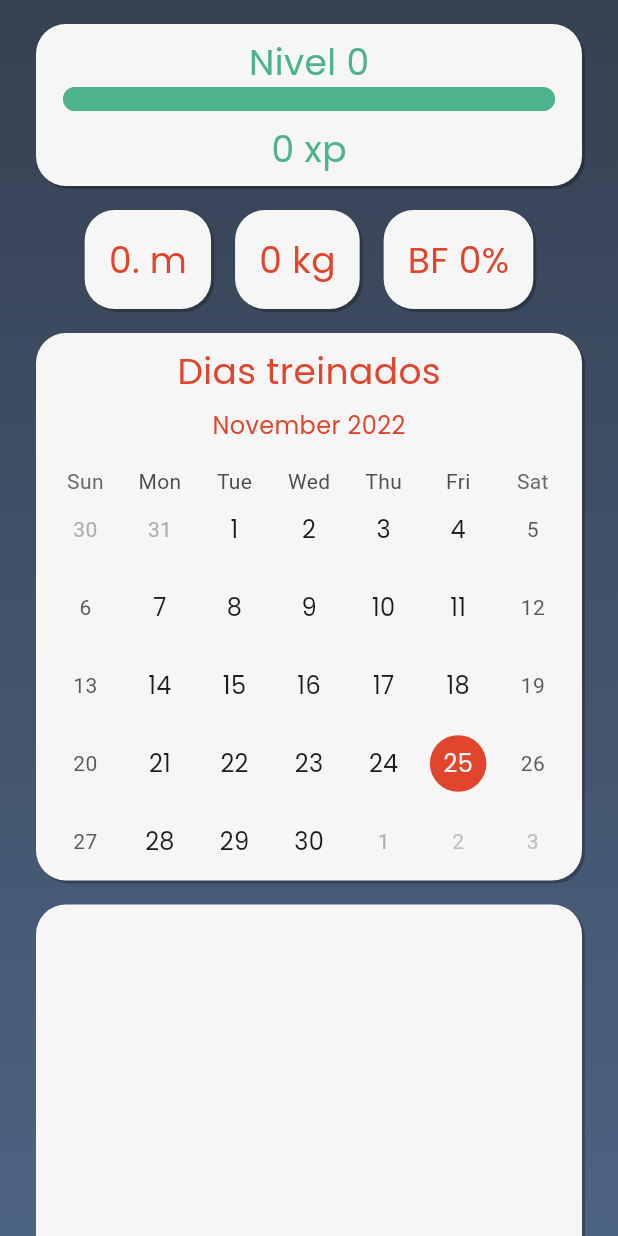
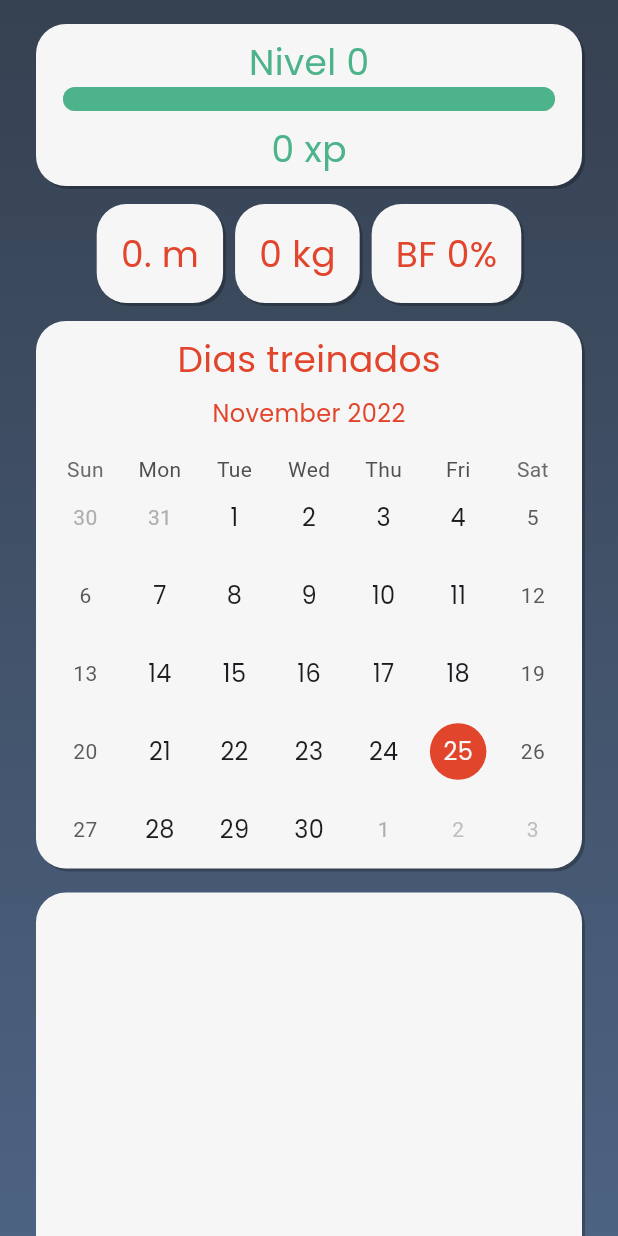
Before and after one commit to AlvaroRumpel/tcc_app, a Flutter app: the ProgressPage screen opened by its route, on a phone screen of 412 x 824 dp. Run offline on Flutter 3.47's test engine with Material 2 defaults, Android fonts, the phone set to English and light mode, and no system bars; drawn by our look-alikes of easy_refresh, fl_chart, percent_indicator, table_calendar; our stand-ins replace cloud_firestore, convex_bottom_bar, date_time_picker, firebase_auth, firebase_core, firebase_crashlytics and 9 more; missing offline and left inert: avatars, dropdown_plus, flutter_background, search_cep; accounts and stored records are empty; statements that could not run were skipped.

Commit message:
hot bug fixes

```diff
--- a/lib/screens/progress/view/progress_page.dart
+++ b/lib/screens/progress/view/progress_page.dart
@@ -91,32 +91,76 @@ class ProgressPage extends GetView<ProgressController> {
                       ),
                     ),
                   ),
-                  Row(
-                    mainAxisAlignment: MainAxisAlignment.center,
+                  Padding(
+                    padding: const EdgeInsets.symmetric(vertical: 4.0),
+                    child: Wrap(
+                      spacing: 8,
+                      runSpacing: 8,
+                      alignment: WrapAlignment.center,
                       children: [
-                      StandartContainer(
-                        isReactive: true,
+                        Container(
+                          padding: const EdgeInsets.all(16),
+                          decoration: BoxDecoration(
+                            boxShadow: [
+                              BoxShadow(
+                                color: Colors.black.withOpacity(0.25),
+                                spreadRadius: 0,
+                                blurRadius: 0,
+                                offset: const Offset(2, 2),
+                              ),
+                            ],
+                            borderRadius:
+                                const BorderRadius.all(Radius.circular(20)),
+                            color: CustomColors.whiteStandard,
+                          ),
                           child: StandartText(
                             padding: const EdgeInsets.all(0),
                             text:
                                 ('${state.height.toString().substring(0, 1)}.${state.height.toString().substring(1)} m'),
                           ),
                         ),
-                      StandartContainer(
-                        isReactive: true,
+                        Container(
+                          padding: const EdgeInsets.all(16),
+                          decoration: BoxDecoration(
+                            boxShadow: [
+                              BoxShadow(
+                                color: Colors.black.withOpacity(0.25),
+                                spreadRadius: 0,
+                                blurRadius: 0,
+                                offset: const Offset(2, 2),
+                              ),
+                            ],
+                            borderRadius:
+                                const BorderRadius.all(Radius.circular(20)),
+                            color: CustomColors.whiteStandard,
+                          ),
                           child: StandartText(
                             padding: const EdgeInsets.all(0),
                             text: ('${state.weight} kg'),
                           ),
                         ),
-                      StandartContainer(
-                        isReactive: true,
+                        Container(
+                          padding: const EdgeInsets.all(16),
+                          decoration: BoxDecoration(
+                            boxShadow: [
+                              BoxShadow(
+                                color: Colors.black.withOpacity(0.25),
+                                spreadRadius: 0,
+                                blurRadius: 0,
+                                offset: const Offset(2, 2),
+                              ),
+                            ],
+                            borderRadius:
+                                const BorderRadius.all(Radius.circular(20)),
+                            color: CustomColors.whiteStandard,
+                          ),
                           child: StandartText(
                             padding: const EdgeInsets.all(0),
                             text: ('BF ${state.bodyFat}%'),
                           ),
                         ),
                       ],
+                    ),
                   ),
                   Padding(
                     padding: const EdgeInsets.symmetric(vertical: 8.0),
--- a/lib/screens/singup_forms/client/controller/singup_client_form_controller.dart
+++ b/lib/screens/singup_forms/client/controller/singup_client_form_controller.dart
@@ -89,6 +89,7 @@ class SingupClientFormController extends GetxController with StateMixin<int> {
           sex: radioValue.value,
           birthDate: dateController.text,
           trainers: [],
+          termsAccepted: true,
         ),
       );
 
--- a/lib/screens/singup_forms/client/view/singup_client_form_page.dart
+++ b/lib/screens/singup_forms/client/view/singup_client_form_page.dart
@@ -35,6 +35,7 @@ class SingupClientFormPage extends GetView<SingupClientFormController> {
                     child: TitleText(
                       text: 'Insira seus dados',
                       subtitle: true,
+                      textAlign: TextAlign.center,
                     ),
                   ),
                 ],
--- a/lib/screens/singup_forms/personal/view/singup_trainer_form_page.dart
+++ b/lib/screens/singup_forms/personal/view/singup_trainer_form_page.dart
@@ -20,8 +20,9 @@ class SingupTrainerFormPage extends GetView<SingupTrainerFormController> {
     return StandartScaffold(
       body: StandartContainer(
         child: Theme(
-          data: Theme.of(context)
-              .copyWith(canvasColor: CustomColors.whiteStandard),
+          data: Theme.of(context).copyWith(
+            canvasColor: CustomColors.whiteStandard,
+          ),
           child: Column(
             mainAxisAlignment: MainAxisAlignment.center,
             children: [
@@ -34,6 +35,7 @@ class SingupTrainerFormPage extends GetView<SingupTrainerFormController> {
                     child: TitleText(
                       text: 'Insira seus dados',
                       subtitle: true,
+                      textAlign: TextAlign.center,
                     ),
                   ),
                 ],
--- a/lib/services/user_service.dart
+++ b/lib/services/user_service.dart
@@ -115,6 +115,7 @@ class UserService {
       if (kDebugMode) {
         print(e);
       }
+      throw Exception(e);
     }
   }
 
--- a/lib/utils/validators.dart
+++ b/lib/utils/validators.dart
@@ -103,7 +103,7 @@ class Validators {
   }
 
   bool isNumber(value) {
-    if (!RegExp(r'^[0-9]+$').hasMatch(value)) {
+    if (!RegExp(r'^[0-9]').hasMatch(value)) {
       _changeStatus(ReturnType.notNumberError);
       return false;
     }
--- a/lib/widgets/rating_modal.dart
+++ b/lib/widgets/rating_modal.dart
@@ -50,7 +50,7 @@ class RatingModal {
                   glow: false,
                   allowHalfRating: true,
                   initialRating: 0,
-                  itemSize: 48,
+                  itemSize: Get.width < 360 ? 32 : 48,
                   itemCount: 5,
                   unratedColor: CustomColors.blackSecondary,
                   itemBuilder: (_, index) => const Icon(
--- a/lib/widgets/standart_scaffold.dart
+++ b/lib/widgets/standart_scaffold.dart
@@ -75,7 +75,7 @@ class StandartScaffold extends StatelessWidget {
                 titleTextStyle: GoogleFonts.poppins(
                   color: CustomColors.whiteStandard,
                   fontWeight: FontWeight.bold,
-                  fontSize: 32,
+                  fontSize: MediaQuery.of(context).size.width < 360 ? 24 : 32,
                   backgroundColor: Colors.transparent,
                 ),
                 toolbarHeight: 60,
--- a/lib/widgets/texts/title_text.dart
+++ b/lib/widgets/texts/title_text.dart
@@ -6,10 +6,12 @@ import 'package:play_workout/utils/custom_colors.dart';
 class TitleText extends StatelessWidget {
   String text;
   bool subtitle = false;
+  TextAlign textAlign;
   TitleText({
     Key? key,
     required this.text,
     this.subtitle = false,
+    this.textAlign = TextAlign.left,
   }) : super(key: key);
 
   double screenWidth = Get.width;
@@ -31,6 +33,7 @@ class TitleText extends StatelessWidget {
           fontSize: subtitle ? 32 : 48,
           fontWeight: FontWeight.bold,
         ),
+        textAlign: textAlign,
       ),
     );
   }
--- a/pubspec.yaml
+++ b/pubspec.yaml
@@ -62,6 +62,7 @@ dependencies:
   http: ^0.13.5
   url_launcher: ^6.1.6
   firebase_crashlytics: ^2.9.0
+  readmore: ^2.2.0
 
 dev_dependencies:
   flutter_test:
```
Also changed, not shown: lib/screens/profile_personal/view/profile_personal_page.dart (+38 -2 lines), lib/screens/singup_forms/personal/controller/singup_trainer_controller.dart (+4 -3 lines), lib/screens/trainings/client_all_list/controller/training_client_all_list_controller.dart (+5 -3 lines), lib/widgets/trainer_modal.dart (+13 -0 lines), pubspec.lock. Lines whose indentation alone changed are shown as unchanged.
